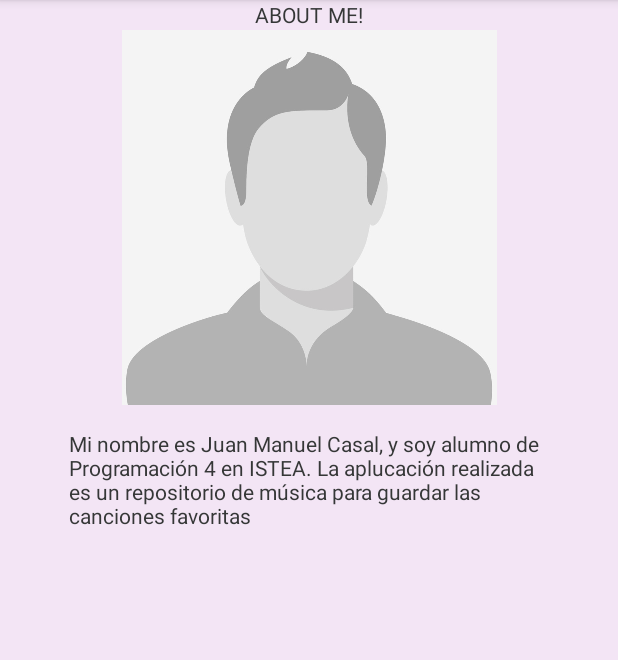
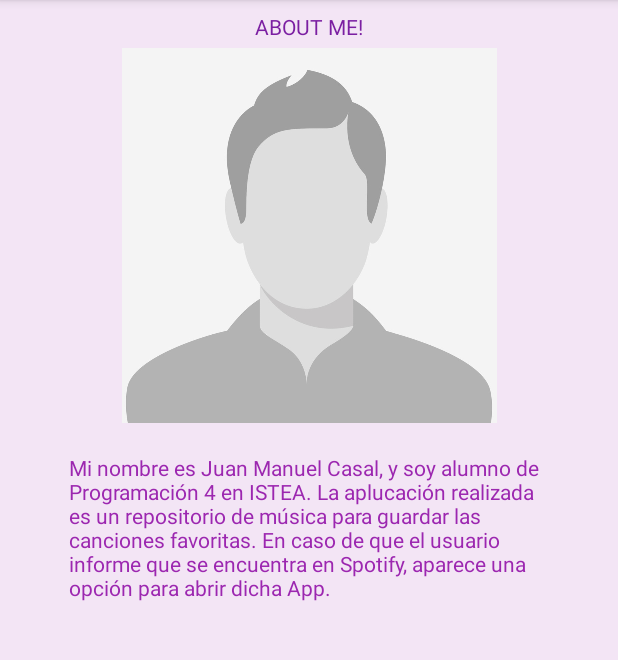
Before and after one commit to jmcasal-ar/music-app, an Android app: the AboutMeActivity screen opened directly, with no data from a screen before it, on a phone screen of 412 x 824 dp, the part 84-744 px from its top. Run offline under Robolectric (Android 15) with nearby library versions, the phone set to English and light mode, and no system bars.

Commit message:
Finalizando ajustes de diseño

```diff
--- a/app/src/main/java/com/example/musicapp/preferences/PreferenceActivity.kt
+++ b/app/src/main/java/com/example/musicapp/preferences/PreferenceActivity.kt
@@ -11,6 +11,8 @@ class PreferenceActivity : AppCompatActivity() {
         setContentView(R.layout.activity_preference)
 
         showPreferencesFragment()
+
+
     }
 
     private fun showPreferencesFragment() {
--- a/app/src/main/res/layout/activity_about_me.xml
+++ b/app/src/main/res/layout/activity_about_me.xml
@@ -10,8 +10,10 @@
         android:id="@+id/tvWelcome"
         android:layout_width="wrap_content"
         android:layout_height="wrap_content"
+        android:layout_marginTop="8dp"
+        android:backgroundTint="@color/colorPrimaryDark"
         android:text="ABOUT ME!"
-        android:textColor="@color/black"
+        android:textColor="@color/colorPrimaryDark"
         app:layout_constraintEnd_toEndOf="parent"
         app:layout_constraintStart_toStartOf="parent"
         app:layout_constraintTop_toTopOf="parent" />
@@ -20,7 +22,7 @@
         android:id="@+id/imgMusic"
         android:layout_width="0dp"
         android:layout_height="250dp"
-        android:layout_marginTop="20dp"
+        android:layout_marginTop="32dp"
         app:layout_constraintEnd_toEndOf="parent"
         app:layout_constraintStart_toStartOf="parent"
         app:layout_constraintTop_toTopOf="parent"
@@ -30,12 +32,13 @@
         android:id="@+id/tvDescriptionAboutMe"
         android:layout_width="320dp"
         android:layout_height="wrap_content"
-        android:layout_marginTop="16dp"
+        android:layout_marginTop="20dp"
+        android:backgroundTint="@color/colorPrimary"
+        android:text="Mi nombre es Juan Manuel Casal, y soy alumno de Programación 4 en ISTEA. La aplucación realizada es un repositorio de música para guardar las canciones favoritas. En caso de que el usuario informe que se encuentra en Spotify, aparece una opción para abrir dicha App."
+        android:textColor="@color/colorPrimary"
         app:layout_constraintEnd_toStartOf="@+id/guideline_end"
         app:layout_constraintStart_toStartOf="@+id/guideline_start"
-        app:layout_constraintTop_toBottomOf="@+id/imgMusic"
-        android:textColor="@color/black"
-        android:text="Mi nombre es Juan Manuel Casal, y soy alumno de Programación 4 en ISTEA. La aplucación realizada es un repositorio de música para guardar las canciones favoritas" />
+        app:layout_constraintTop_toBottomOf="@+id/imgMusic" />
 
 
     <androidx.constraintlayout.widget.Guideline
--- a/app/src/main/res/layout/activity_add_song.xml
+++ b/app/src/main/res/layout/activity_add_song.xml
@@ -13,8 +13,10 @@
         android:layout_width="match_parent"
         android:layout_height="wrap_content"
         android:layout_marginTop="32dp"
+        android:backgroundTint="@color/colorPrimary"
         android:gravity="center"
         android:text="Canción"
+        android:textColor="@color/white"
         android:textSize="30sp" />
 
     <com.google.android.material.textfield.TextInputLayout
@@ -40,7 +42,7 @@
             android:id="@+id/etArtist"
             android:layout_width="match_parent"
             android:layout_height="wrap_content"
-            android:hint="Artist"
+            android:hint="Artista"
             android:inputType="text"
             android:maxLines="3"
             android:singleLine="false" />
@@ -59,7 +61,7 @@
         android:layout_width="wrap_content"
         android:layout_height="wrap_content"
         android:layout_margin="32dp"
-        android:backgroundTint="@color/colorAccent"
+        android:backgroundTint="@color/colorPrimaryDark"
         android:padding="8dp"
         android:text="Save" />
 
--- a/app/src/main/res/layout/activity_main.xml
+++ b/app/src/main/res/layout/activity_main.xml
@@ -28,8 +28,7 @@
             android:layout_height="match_parent"
             android:layout_marginStart="16dp"
             android:layout_marginEnd="16dp"
-            app:layoutManager="androidx.recyclerview.widget.GridLayoutManager"
-            app:spanCount="1"
+            app:layoutManager="androidx.recyclerview.widget.LinearLayoutManager"
             tools:itemCount="5"
             tools:listitem="@layout/item_song" />
     </LinearLayout>
--- a/app/src/main/res/values/colors.xml
+++ b/app/src/main/res/values/colors.xml
@@ -6,5 +6,4 @@
     <color name="default_background">#F3E5F5</color>
     <color name="white">#ffff</color>
     <color name="black">#353737</color>
-    <color name="discount_percent">#4D962B</color>
 </resources>
--- a/app/src/main/res/values/styles.xml
+++ b/app/src/main/res/values/styles.xml
@@ -7,6 +7,8 @@
         <item name="colorAccent">@color/colorAccent</item>
 
         <item name="android:textColor">@color/white</item>
+        <item name="android:itemBackground">@color/colorPrimary</item>
+
 
     </style>
 
--- a/app/src/main/res/values/themes.xml
+++ b/app/src/main/res/values/themes.xml
@@ -1,6 +1,10 @@
 <resources xmlns:tools="http://schemas.android.com/tools">
     <!-- Base application theme. -->
     <style name="Theme.MusicApp" parent="Theme.MaterialComponents.DayNight.DarkActionBar">
+        <item name="colorPrimary">@color/colorPrimary</item>
+        <item name="colorPrimaryDark">@color/colorPrimaryDark</item>
+        <item name="colorAccent">@color/colorAccent</item>
 
+        <item name="android:textColor">@color/white</item>
     </style>
 </resources>
```
Also changed, not shown: app/src/main/res/layout/activity_donate.xml (+7 -1 lines), app/src/main/res/layout/activity_werlcome.xml (+6 -3 lines), app/src/main/res/layout/item_song.xml (+8 -6 lines), app/src/main/res/xml/preferences.xml (+6 -1 lines).
